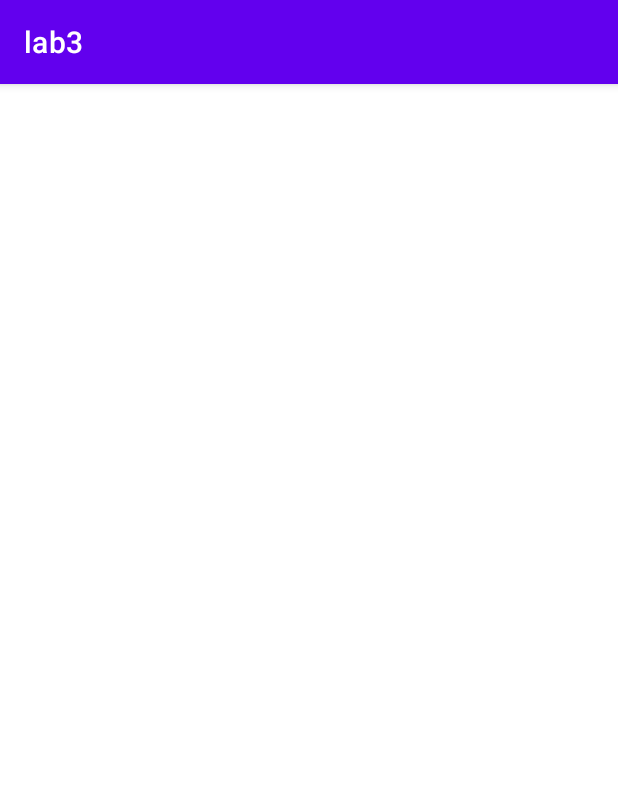
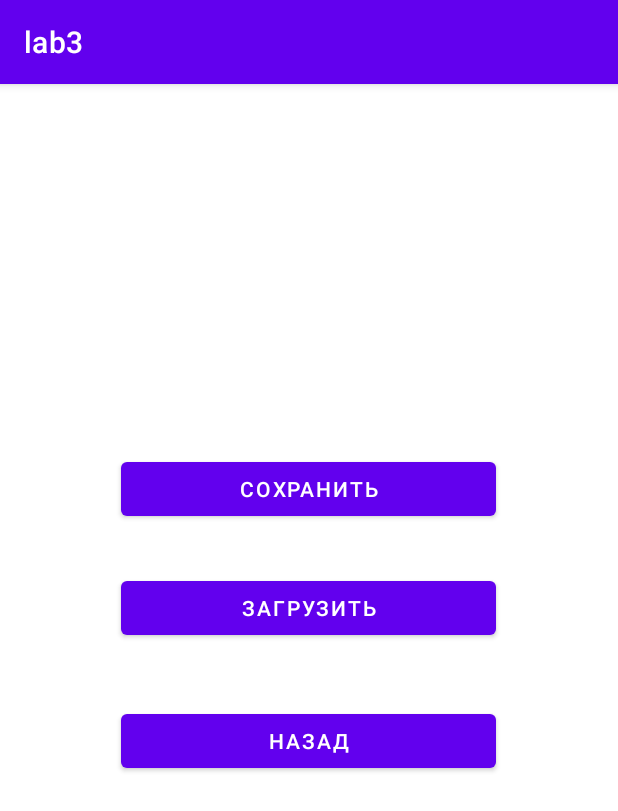
Before and after one commit to jk2911/lab3, an Android app: the LoadSaveActivity screen opened directly, with no data from a screen before it, on a phone screen of 412 x 824 dp. Shown: the top 811 px of the screen. Run offline under Robolectric (Android 15) with nearby library versions, the phone set to English and light mode, and no system bars.

Commit message:
add interface in last activity_load_save.xml

```diff
--- a/app/src/main/java/maxim/goy/lab3/LoadSaveActivity.java
+++ b/app/src/main/java/maxim/goy/lab3/LoadSaveActivity.java
@@ -3,6 +3,8 @@ package maxim.goy.lab3;
 import androidx.appcompat.app.AppCompatActivity;
 
 import android.os.Bundle;
+import android.view.View;
+import com.google.gson.Gson;
 
 public class LoadSaveActivity extends AppCompatActivity {
 
@@ -11,4 +13,13 @@ public class LoadSaveActivity extends AppCompatActivity {
         super.onCreate(savedInstanceState);
         setContentView(R.layout.activity_load_save);
     }
+    public void save(View v){
+
+    }
+    public void load(View v){
+
+    }
+    public void backPage(View v){
+
+    }
 }
--- a/app/src/main/res/layout/activity_load_save.xml
+++ b/app/src/main/res/layout/activity_load_save.xml
@@ -6,4 +6,46 @@
     android:layout_height="match_parent"
     tools:context=".LoadSaveActivity">
 
+
+    <Button
+        android:id="@+id/save"
+        android:layout_width="wrap_content"
+        android:layout_height="wrap_content"
+        android:width="250dp"
+        android:onClick="save"
+        android:text="Сохранить"
+        app:layout_constraintBottom_toBottomOf="parent"
+        app:layout_constraintEnd_toEndOf="parent"
+        app:layout_constraintHorizontal_bias="0.496"
+        app:layout_constraintStart_toStartOf="parent"
+        app:layout_constraintTop_toTopOf="parent"
+        app:layout_constraintVertical_bias="0.342" />
+
+    <Button
+        android:id="@+id/load"
+        android:layout_width="wrap_content"
+        android:layout_height="wrap_content"
+        android:width="250dp"
+        android:text="Загрузить"
+        android:onClick="load"
+        app:layout_constraintBottom_toBottomOf="parent"
+        app:layout_constraintEnd_toEndOf="parent"
+        app:layout_constraintHorizontal_bias="0.496"
+        app:layout_constraintStart_toStartOf="parent"
+        app:layout_constraintTop_toBottomOf="@+id/save"
+        app:layout_constraintVertical_bias="0.073" />
+
+    <Button
+        android:id="@+id/back"
+        android:layout_width="wrap_content"
+        android:layout_height="wrap_content"
+        android:width="250dp"
+        android:onClick="backPage"
+        android:text="Назад"
+        app:layout_constraintBottom_toBottomOf="parent"
+        app:layout_constraintEnd_toEndOf="parent"
+        app:layout_constraintHorizontal_bias="0.496"
+        app:layout_constraintStart_toStartOf="parent"
+        app:layout_constraintTop_toBottomOf="@+id/save"
+        app:layout_constraintVertical_bias="0.282" />
 </androidx.constraintlayout.widget.ConstraintLayout>
```
